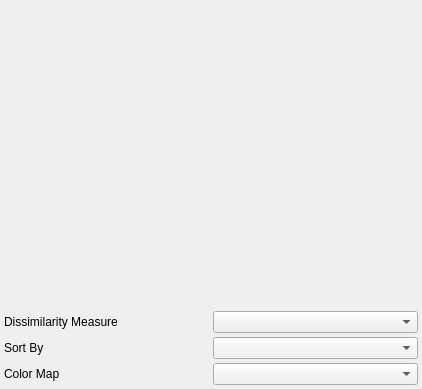
3dct/open_iA, file modules/FiAKEr/DissimilarityMatrix.ui: the form before one commit.
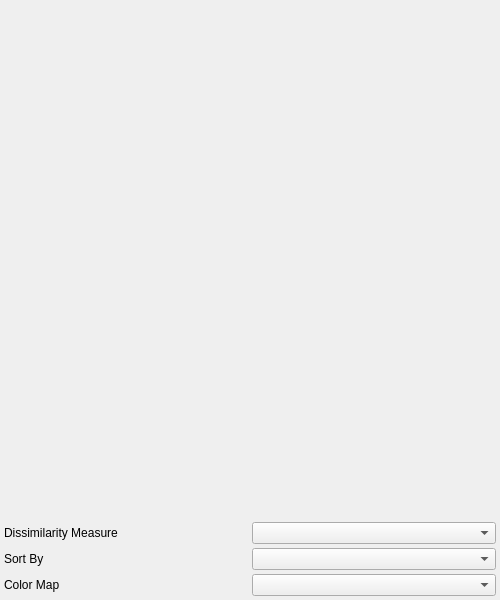
The form after the commit.

Commit message: FIAKER: width/height dissimilarity matrix dialog

```diff
--- a/modules/FiAKEr/DissimilarityMatrix.ui
+++ b/modules/FiAKEr/DissimilarityMatrix.ui
@@ -6,8 +6,8 @@
    <rect>
     <x>0</x>
     <y>0</y>
-    <width>422</width>
-    <height>389</height>
+    <width>500</width>
+    <height>600</height>
    </rect>
   </property>
   <property name="windowTitle">
```
